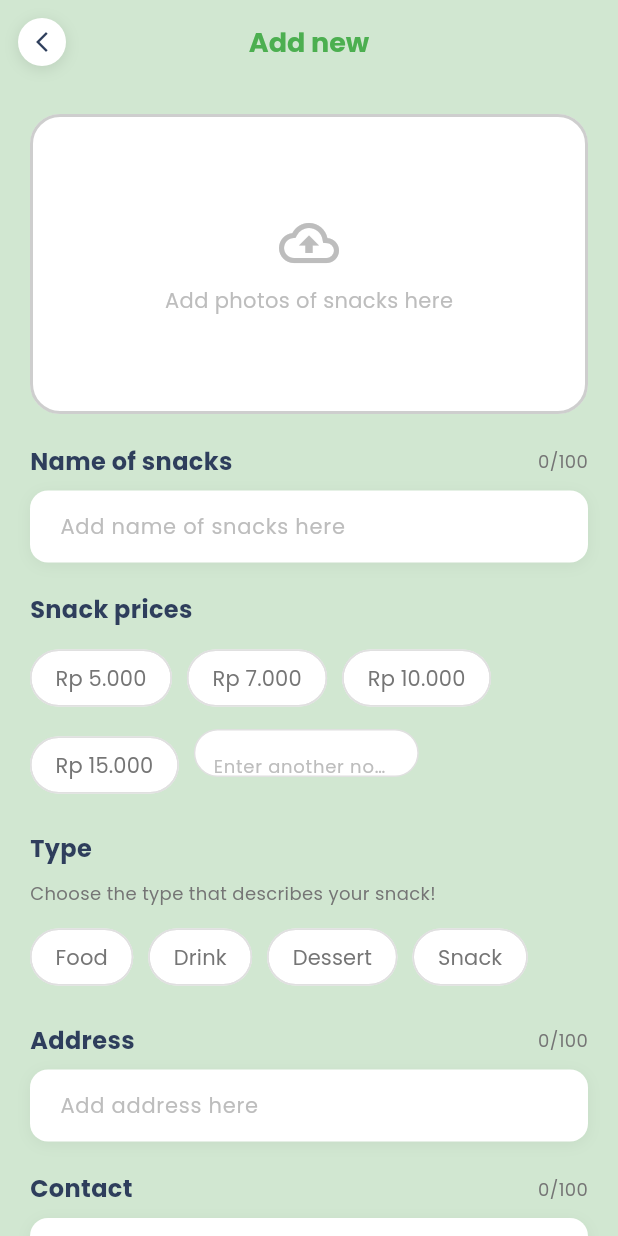
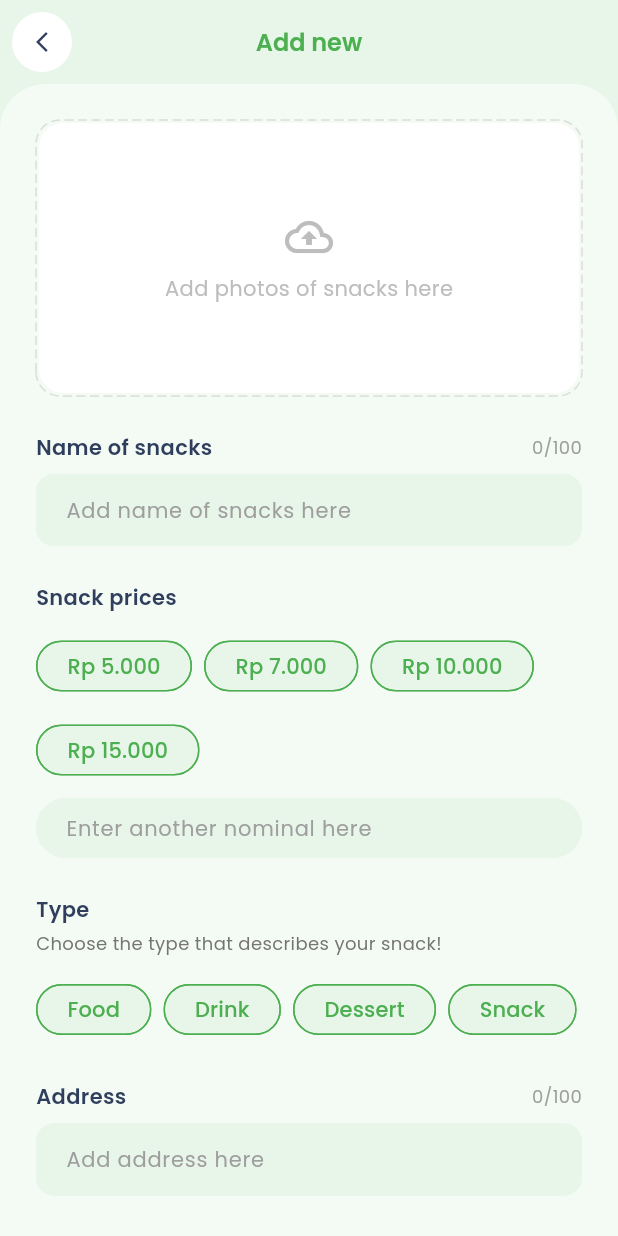
Before and after one commit to HaritsArkaan/tubes_abp, a Flutter app: the screen it shows after launch, on a phone screen of 412 x 824 dp. Run offline on Flutter 3.47's test engine with Material 3 defaults, Android fonts, the phone set to English and light mode, and no system bars; drawn by our look-alikes of dotted_border; our stand-ins replace awesome_dialog, google_fonts, image_picker.

Commit message:
tambahJajanan.dart fix

```diff
--- a/lib/tambahJajanan.dart
+++ b/lib/tambahJajanan.dart
@@ -1,6 +1,8 @@
 import 'package:flutter/material.dart';
 import 'package:flutter/services.dart';
 import 'package:image_picker/image_picker.dart';
+import 'package:awesome_dialog/awesome_dialog.dart';
+import 'package:dotted_border/dotted_border.dart';
 import 'dart:io';
 
 class AddSnackPage extends StatefulWidget {
@@ -46,246 +48,171 @@ class _AddSnackPageState extends State<AddSnackPage> {
   }
 
   void _showConfirmationDialog() {
-    showDialog(
+    AwesomeDialog(
       context: context,
-      builder: (BuildContext context) {
-        return Dialog(
-          shape: RoundedRectangleBorder(
-            borderRadius: BorderRadius.circular(20),
-          ),
-          child: Container(
-            padding: const EdgeInsets.all(20),
-            decoration: BoxDecoration(
-              color: Colors.white,
-              borderRadius: BorderRadius.circular(20),
-            ),
-            child: Column(
-              mainAxisSize: MainAxisSize.min,
-              children: [
-                const Text(
-                  'Are you sure?',
-                  style: TextStyle(
-                    fontSize: 18,
-                    fontWeight: FontWeight.bold,
-                    color: Color(0xFF2E3E5C),
-                  ),
-                ),
-                const SizedBox(height: 20),
-                Row(
-                  mainAxisAlignment: MainAxisAlignment.spaceEvenly,
-                  children: [
-                    // Yes button
-                    Expanded(
-                      child: TextButton(
-                        onPressed: () {
-                          Navigator.pop(context);
-                          // Add save logic here
+      dialogType: DialogType.question,
+      animType: AnimType.scale,
+      title: 'Save Changes?',
+      desc: 'Do you want to save this snack?',
+      btnCancelText: 'Cancel',
+      btnOkText: 'Save',
+      btnCancelColor: Colors.grey,
+      btnOkColor: const Color(0xFF4CAF50),
+      btnCancelOnPress: () {},
+      btnOkOnPress: () {
         _saveSnack();
       },
-                        style: TextButton.styleFrom(
-                          backgroundColor: Colors.green.shade100,
-                          shape: RoundedRectangleBorder(
-                            borderRadius: BorderRadius.circular(10),
-                          ),
-                          padding: const EdgeInsets.symmetric(vertical: 12),
-                        ),
-                        child: Text(
-                          'Yes, save',
-                          style: TextStyle(
-                            color: Colors.green.shade700,
-                            fontWeight: FontWeight.bold,
-                          ),
-                        ),
-                      ),
-                    ),
-                    const SizedBox(width: 10),
-                    // No button
-                    Expanded(
-                      child: TextButton(
-                        onPressed: () => Navigator.pop(context),
-                        style: TextButton.styleFrom(
-                          backgroundColor: Colors.red.shade100,
-                          shape: RoundedRectangleBorder(
-                            borderRadius: BorderRadius.circular(10),
-                          ),
-                          padding: const EdgeInsets.symmetric(vertical: 12),
-                        ),
-                        child: Text(
-                          'No',
-                          style: TextStyle(
-                            color: Colors.red.shade700,
-                            fontWeight: FontWeight.bold,
-                          ),
-                        ),
-                      ),
-                    ),
-                  ],
-                ),
-              ],
-            ),
-          ),
-        );
-      },
-    );
+    ).show();
   }
 
   void _saveSnack() {
-    // Implement save logic here
-    debugPrint('Saving snack...');
-    // You can add API call or database operation here
-
-    // Show success message
-    ScaffoldMessenger.of(context).showSnackBar(
-      SnackBar(
-        content: const Text('Snack saved successfully!'),
-        backgroundColor: Colors.green.shade700,
-        behavior: SnackBarBehavior.floating,
-      ),
-    );
-
-    // Navigate back
+    AwesomeDialog(
+      context: context,
+      dialogType: DialogType.success,
+      animType: AnimType.scale,
+      title: 'Success!',
+      desc: 'Snack saved successfully!',
+      btnOkText: 'OK',
+      btnOkColor: const Color(0xFF4CAF50),
+      btnOkOnPress: () {
         Navigator.pop(context);
+      },
+    ).show();
   }
 
   @override
   Widget build(BuildContext context) {
     return Scaffold(
-      backgroundColor: const Color(0xFFD1E7D1),
+      backgroundColor: const Color(0xFFE8F5E9),
       appBar: AppBar(
         backgroundColor: Colors.transparent,
         elevation: 0,
-        leading: IconButton(
-          icon: Container(
-            padding: const EdgeInsets.all(8),
-            decoration: BoxDecoration(
+        leading: Container(
+          margin: const EdgeInsets.all(8),
+          decoration: const BoxDecoration(
             color: Colors.white,
             shape: BoxShape.circle,
-              boxShadow: [
-                BoxShadow(
-                  color: Colors.black.withOpacity(0.1),
-                  blurRadius: 8,
-                  offset: const Offset(0, 2),
           ),
-              ],
-            ),
-            child: const Icon(
+          child: IconButton(
+            icon: const Icon(
               Icons.arrow_back_ios_new,
               color: Color(0xFF2E3E5C),
               size: 16,
             ),
+            onPressed: () => Navigator.pop(context),
           ),
-          onPressed: () => Navigator.pop(context),
         ),
         title: const Text(
           'Add new',
           style: TextStyle(
-            color: Colors.green,
-            fontSize: 18,
-            fontWeight: FontWeight.bold,
+            color: Color(0xFF4CAF50),
+            fontSize: 16,
+            fontWeight: FontWeight.w600,
           ),
         ),
         centerTitle: true,
       ),
-      body: SingleChildScrollView(
-        physics: const BouncingScrollPhysics(),
-        child: Padding(
-          padding: const EdgeInsets.all(20),
+      body: Container(
+        decoration: BoxDecoration(
+          color: Colors.white.withOpacity(0.5),
+          borderRadius: const BorderRadius.only(
+            topLeft: Radius.circular(30),
+            topRight: Radius.circular(30),
+          ),
+        ),
+        child: SingleChildScrollView(
+          padding: const EdgeInsets.all(24),
           child: Column(
             crossAxisAlignment: CrossAxisAlignment.start,
             children: [
-              // Image upload area
               GestureDetector(
                 onTap: _pickImage,
-                child: Stack(
-                  children: [
-                    // Base container
-                    Container(
-                      height: 200,
+                child: _imageFile != null
+                    ? ClipRRect(
+                  borderRadius: BorderRadius.circular(16),
+                  child: Image.file(
+                    _imageFile!,
+                    height: 180,
+                    width: double.infinity,
+                    fit: BoxFit.cover,
+                  ),
+                )
+                    : DottedBorder(
+                  borderType: BorderType.RRect,
+                  radius: const Radius.circular(16),
+                  color: Colors.grey.withOpacity(0.3),
+                  strokeWidth: 1,
+                  dashPattern: const [6, 3],
+                  child: Container(
+                    height: 180,
                     width: double.infinity,
                     decoration: BoxDecoration(
                       color: Colors.white,
-                        borderRadius: BorderRadius.circular(20),
+                      borderRadius: BorderRadius.circular(16),
                     ),
-                      child: _imageFile != null
-                          ? ClipRRect(
-                        borderRadius: BorderRadius.circular(20),
-                        child: Image.file(
-                          _imageFile!,
-                          fit: BoxFit.cover,
-                        ),
-                      )
-                          : Column(
+                    child: Column(
                       mainAxisAlignment: MainAxisAlignment.center,
-                        children: [
+                      children: const [
                         Icon(
                           Icons.cloud_upload_outlined,
-                            size: 40,
-                            color: Colors.grey.shade400,
+                          size: 32,
+                          color: Color(0xFFBDBDBD),
                         ),
-                          const SizedBox(height: 8),
+                        SizedBox(height: 8),
                         Text(
                           'Add photos of snacks here',
                           style: TextStyle(
-                              color: Colors.grey.shade400,
+                            color: Color(0xFFBDBDBD),
                             fontSize: 14,
                           ),
                         ),
                       ],
                     ),
                   ),
-                    // Dashed border overlay
-                    Container(
-                      height: 200,
-                      width: double.infinity,
-                      decoration: BoxDecoration(
-                        borderRadius: BorderRadius.circular(20),
-                        border: _imageFile == null ? _buildDashedBorder() : null,
                 ),
               ),
-                  ],
-                ),
-              ),
-              const SizedBox(height: 20),
-
-              // Name input
+              const SizedBox(height: 24),
               _buildInputField(
                 'Name of snacks',
                 _nameController,
                 '0/100',
                 'Add name of snacks here',
               ),
-              const SizedBox(height: 20),
-
-              // Price options
+              const SizedBox(height: 24),
               const Text(
                 'Snack prices',
                 style: TextStyle(
-                  fontSize: 16,
-                  fontWeight: FontWeight.bold,
+                  fontSize: 14,
+                  fontWeight: FontWeight.w600,
                   color: Color(0xFF2E3E5C),
                 ),
               ),
-              const SizedBox(height: 10),
+              const SizedBox(height: 12),
+              Column(
+                crossAxisAlignment: CrossAxisAlignment.stretch,
+                children: [
                   Wrap(
-                spacing: 10,
-                runSpacing: 10,
-                children: [
-                  ..._priceOptions.map((price) => _buildPriceChip(price)),
+                    spacing: 8,
+                    runSpacing: 8,
+                    children: _priceOptions.map((price) => _buildPriceChip(price)).toList(),
+                  ),
+                  const SizedBox(height: 8),
                   _buildCustomPriceInput(),
                 ],
               ),
-              const SizedBox(height: 20),
-
-              // Type selection
+              const SizedBox(height: 24),
+              Column(
+                crossAxisAlignment: CrossAxisAlignment.start,
+                children: [
                   const Text(
                     'Type',
                     style: TextStyle(
-                  fontSize: 16,
-                  fontWeight: FontWeight.bold,
+                      fontSize: 14,
+                      fontWeight: FontWeight.w600,
                       color: Color(0xFF2E3E5C),
                     ),
                   ),
-              const SizedBox(height: 10),
+                  const SizedBox(height: 4),
                   Text(
                     'Choose the type that describes your snack!',
                     style: TextStyle(
@@ -293,53 +220,47 @@ class _AddSnackPageState extends State<AddSnackPage> {
                       color: Colors.grey.shade600,
                     ),
                   ),
-              const SizedBox(height: 10),
+                  const SizedBox(height: 12),
                   Wrap(
-                spacing: 10,
-                runSpacing: 10,
-                children: _typeOptions
-                    .map((type) => _buildTypeChip(type))
-                    .toList(),
+                    spacing: 8,
+                    runSpacing: 8,
+                    children: _typeOptions.map((type) => _buildTypeChip(type)).toList(),
                   ),
-              const SizedBox(height: 20),
-
-              // Address input
+                ],
+              ),
+              const SizedBox(height: 24),
               _buildInputField(
                 'Address',
                 _addressController,
                 '0/100',
                 'Add address here',
               ),
-              const SizedBox(height: 20),
-
-              // Contact input
+              const SizedBox(height: 24),
               _buildInputField(
                 'Contact',
                 _contactController,
                 '0/100',
                 'Add contact here',
               ),
-              const SizedBox(height: 30),
-
-              // Save button
+              const SizedBox(height: 32),
               SizedBox(
                 width: double.infinity,
                 child: ElevatedButton(
                   onPressed: _showConfirmationDialog,
                   style: ElevatedButton.styleFrom(
-                    backgroundColor: Colors.green.shade600,
-                    foregroundColor: Colors.white,
+                    backgroundColor: const Color(0xFF4CAF50),
+                    elevation: 0,
                     padding: const EdgeInsets.symmetric(vertical: 16),
                     shape: RoundedRectangleBorder(
                       borderRadius: BorderRadius.circular(12),
                     ),
-                    elevation: 0,
                   ),
                   child: const Text(
                     'Save',
                     style: TextStyle(
                       fontSize: 16,
-                      fontWeight: FontWeight.bold,
+                      fontWeight: FontWeight.w600,
+                      color: Colors.white,
                     ),
                   ),
                 ),
@@ -348,13 +269,6 @@ class _AddSnackPageState extends State<AddSnackPage> {
           ),
         ),
       ),
-    );
-  }
-
-  BoxBorder _buildDashedBorder() {
-    return Border.all(
-      color: Colors.grey.withOpacity(0.5),
-      width: 2,
     );
   }
 
@@ -373,16 +287,16 @@ class _AddSnackPageState extends State<AddSnackPage> {
             Text(
               label,
               style: const TextStyle(
-                fontSize: 16,
-                fontWeight: FontWeight.bold,
+                fontSize: 14,
+                fontWeight: FontWeight.w600,
                 color: Color(0xFF2E3E5C),
               ),
             ),
             Text(
               counter,
-              style: TextStyle(
+              style: const TextStyle(
                 fontSize: 12,
-                color: Colors.grey.shade600,
+                color: Color(0xFF9E9E9E),
               ),
             ),
           ],
@@ -390,22 +304,15 @@ class _AddSnackPageState extends State<AddSnackPage> {
         const SizedBox(height: 8),
         Container(
           decoration: BoxDecoration(
-            color: Colors.white,
+            color: const Color(0xFFE8F5E9),
             borderRadius: BorderRadius.circular(12),
-            boxShadow: [
-              BoxShadow(
-                color: Colors.black.withOpacity(0.05),
-                blurRadius: 8,
-                offset: const Offset(0, 2),
-              ),
-            ],
           ),
           child: TextField(
             controller: controller,
             decoration: InputDecoration(
               hintText: hint,
-              hintStyle: TextStyle(
-                color: Colors.grey.shade400,
+              hintStyle: const TextStyle(
+                color: Color(0xFF9E9E9E),
                 fontSize: 14,
               ),
               border: OutlineInputBorder(
@@ -416,6 +323,8 @@ class _AddSnackPageState extends State<AddSnackPage> {
                 horizontal: 16,
                 vertical: 12,
               ),
+              filled: true,
+              fillColor: const Color(0xFFE8F5E9),
             ),
           ),
         ),
@@ -436,46 +345,49 @@ class _AddSnackPageState extends State<AddSnackPage> {
           }
         });
       },
-      backgroundColor: Colors.white,
-      selectedColor: Colors.green.shade100,
+      backgroundColor: const Color(0xFFE8F5E9),
+      selectedColor: const Color(0xFF4CAF50),
       labelStyle: TextStyle(
-        color: isSelected ? Colors.green.shade700 : Colors.grey.shade600,
-        fontWeight: isSelected ? FontWeight.bold : FontWeight.normal,
+        color: isSelected ? Colors.white : const Color(0xFF4CAF50),
+        fontWeight: FontWeight.w500,
+        fontSize: 14,
       ),
       shape: RoundedRectangleBorder(
         borderRadius: BorderRadius.circular(20),
         side: BorderSide(
-          color: isSelected ? Colors.green.shade200 : Colors.grey.shade300,
+          color: isSelected ? Colors.transparent : const Color(0xFF4CAF50),
         ),
       ),
+      padding: const EdgeInsets.symmetric(horizontal: 12),
     );
   }
 
   Widget _buildCustomPriceInput() {
     return Container(
-      width: 150,
-      height: 32,
+      height: 40,
       decoration: BoxDecoration(
-        color: Colors.white,
+        color: const Color(0xFFE8F5E9),
         borderRadius: BorderRadius.circular(20),
-        border: Border.all(
-          color: Colors.grey.shade300,
-        ),
       ),
       child: TextField(
         controller: _customPriceController,
         keyboardType: TextInputType.number,
-        decoration: InputDecoration(
+        decoration: const InputDecoration(
           hintText: 'Enter another nominal here',
           hintStyle: TextStyle(
-            color: Colors.grey.shade400,
-            fontSize: 12,
+            color: Color(0xFF9E9E9E),
+            fontSize: 14,
           ),
-          border: InputBorder.none,
-          contentPadding: const EdgeInsets.symmetric(
-            horizontal: 12,
+          border: OutlineInputBorder(
+            borderRadius: BorderRadius.all(Radius.circular(20)),
+            borderSide: BorderSide.none,
+          ),
+          contentPadding: EdgeInsets.symmetric(
+            horizontal: 16,
             vertical: 8,
           ),
+          filled: true,
+          fillColor: Color(0xFFE8F5E9),
         ),
         onChanged: (value) {
           if (value.isNotEmpty) {
@@ -498,18 +410,20 @@ class _AddSnackPageState extends State<AddSnackPage> {
           _selectedType = selected ? type : '';
         });
       },
-      backgroundColor: Colors.white,
-      selectedColor: Colors.green.shade100,
+      backgroundColor: const Color(0xFFE8F5E9),
+      selectedColor: const Color(0xFF4CAF50),
       labelStyle: TextStyle(
-        color: isSelected ? Colors.green.shade700 : Colors.grey.shade600,
-        fontWeight: isSelected ? FontWeight.bold : FontWeight.normal,
+        color: isSelected ? Colors.white : const Color(0xFF4CAF50),
+        fontWeight: FontWeight.w500,
+        fontSize: 14,
       ),
       shape: RoundedRectangleBorder(
         borderRadius: BorderRadius.circular(20),
         side: BorderSide(
-          color: isSelected ? Colors.green.shade200 : Colors.grey.shade300,
+          color: isSelected ? Colors.transparent : const Color(0xFF4CAF50),
         ),
       ),
+      padding: const EdgeInsets.symmetric(horizontal: 12),
     );
   }
 }
--- a/pubspec.yaml
+++ b/pubspec.yaml
@@ -15,6 +15,8 @@ dependencies:
   google_fonts: ^5.1.0
   provider: ^6.0.5
   image_picker: ^1.0.4
+  awesome_dialog: ^3.1.0
+  dotted_border: ^2.1.0
 
 dev_dependencies:
   flutter_test:
```
Also changed, not shown: lib/home.dart (deleted, +0 -43 lines), pubspec.lock. Lines whose indentation alone changed are shown as unchanged.
